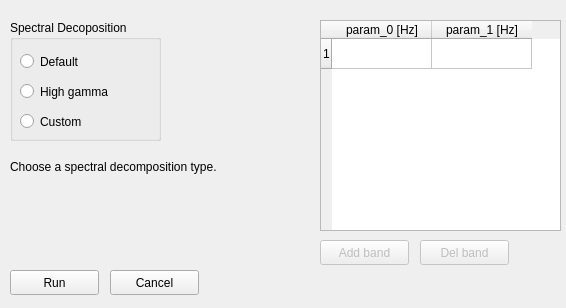
This is Function/spectral_choice_gui.ui in catalystneuro/ecogVIS as Qt 5 draws it before an edit. The edited form follows.
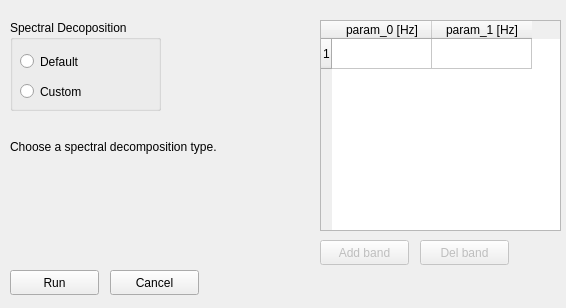
This is the edited form.

The edit to the form file:
```diff
--- a/Function/spectral_choice_gui.ui
+++ b/Function/spectral_choice_gui.ui
@@ -31,7 +31,7 @@
      <x>10</x>
      <y>20</y>
      <width>151</width>
-     <height>121</height>
+     <height>91</height>
     </rect>
    </property>
    <property name="title">
@@ -66,19 +66,6 @@
      </rect>
     </property>
     <property name="text">
-     <string>High gamma</string>
-    </property>
-   </widget>
-   <widget class="QRadioButton" name="radioButton_3">
-    <property name="geometry">
-     <rect>
-      <x>10</x>
-      <y>90</y>
-      <width>112</width>
-      <height>23</height>
-     </rect>
-    </property>
-    <property name="text">
      <string>Custom</string>
     </property>
    </widget>
@@ -147,7 +134,7 @@
    <property name="geometry">
     <rect>
      <x>10</x>
-     <y>160</y>
+     <y>140</y>
      <width>301</width>
      <height>71</height>
     </rect>
```
